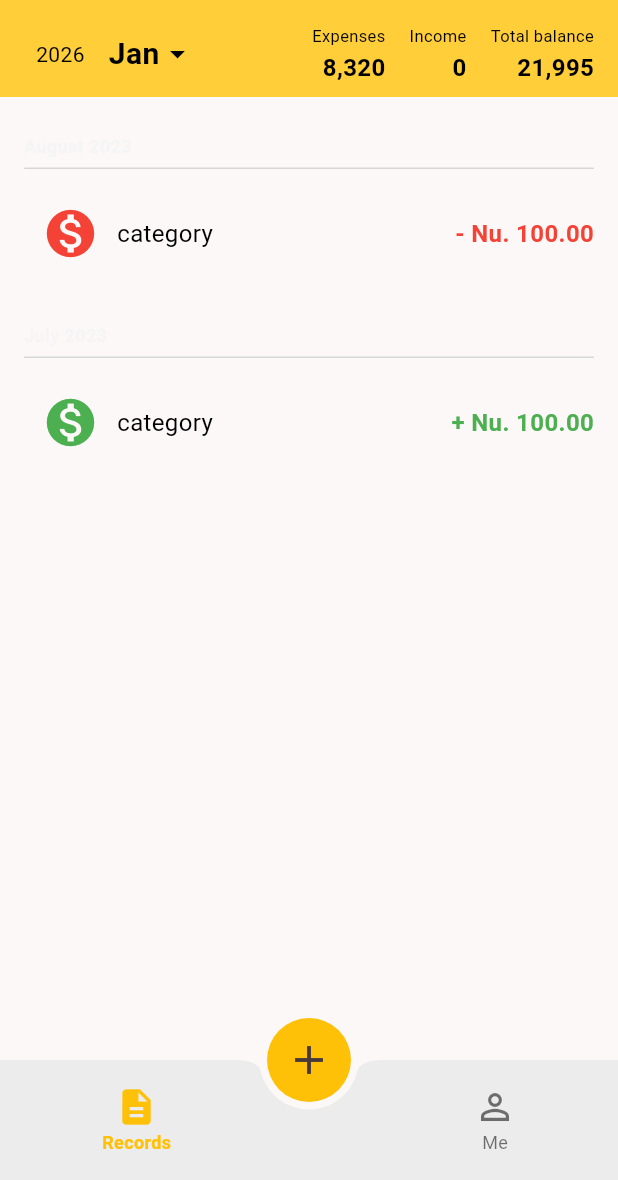
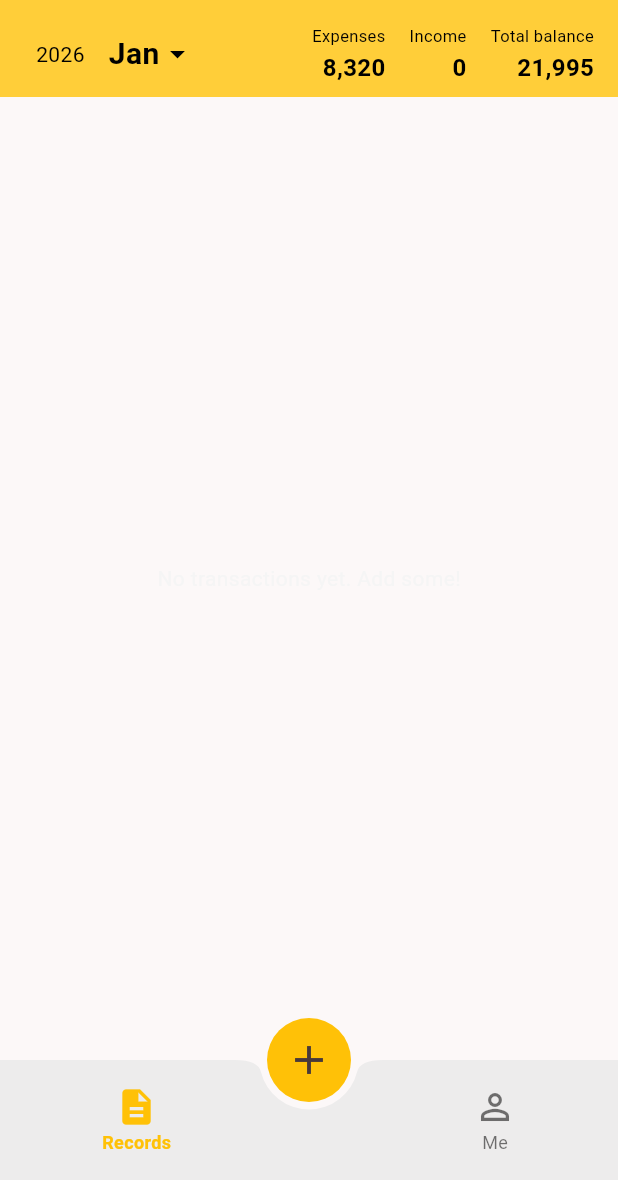
Before and after one commit to N0rphel/money_tracker_v2, a Flutter app: the screen it shows after launch, on a phone screen of 412 x 824 dp, the part 56-1236 px from its top. Run offline on Flutter 3.47's test engine with Material 3 defaults, Android fonts, the phone set to English and light mode, and no system bars; our stand-ins replace sqflite; accounts and stored records are empty.

Commit message:
Add: provider

```diff
--- /dev/null
+++ b/lib/data/transaction_provider.dart
@@ -0,0 +1,51 @@
+import 'package:flutter/material.dart';
+import 'package:money_tracker_v2/data/transaction_repository.dart';
+import 'package:money_tracker_v2/modals/transaction.dart';
+
+class TransactionProvider extends ChangeNotifier {
+  final TransactionRepository _repository;
+
+  List<TransactionModel> _transactions = [];
+  bool _isLoading = false;
+  String? _errorMessage;
+
+  List<TransactionModel> get transactions => _transactions;
+  bool get isLoading => _isLoading;
+  String? get errorMessage => _errorMessage;
+
+  TransactionProvider(this._repository) {
+    debugPrint('✅ TransactionProvider CREATED successfully!');
+    loadTransactions();
+  }
+
+  Future<void> loadTransactions() async {
+    _isLoading = true;
+    _errorMessage = null;
+    notifyListeners();
+
+    try {
+      _transactions = await _repository.getAllTransactions();
+    } catch (e) {
+      _errorMessage = e.toString();
+    }
+
+    _isLoading = false;
+    notifyListeners();
+  }
+
+  Future<void> addTransaction(TransactionModel transaction) async {
+    _isLoading = true;
+    _errorMessage = null;
+    notifyListeners();
+
+    try {
+      await _repository.insertTransaction(transaction);
+      await loadTransactions(); // refresh the list automatically
+    } catch (e) {
+      _errorMessage = e.toString();
+    }
+
+    _isLoading = false;
+    notifyListeners();
+  }
+}
--- /dev/null
+++ b/lib/data/transaction_repository.dart
@@ -0,0 +1,27 @@
+import 'package:money_tracker_v2/modals/transaction.dart';
+import 'package:sqflite/sqflite.dart';
+
+class TransactionRepository {
+  final Database db;
+
+  TransactionRepository(this.db);
+
+  Future<List<TransactionModel>> getAllTransactions() async {
+    final List<Map<String, dynamic>> maps = await db.query(
+      'transactions',
+      orderBy: 'date DESC',
+    );
+
+    return List.generate(maps.length, (i) {
+      return TransactionModel.fromMap(maps[i]);
+    });
+  }
+
+  Future<void> insertTransaction(TransactionModel transaction) async {
+    await db.insert(
+      'transactions',
+      transaction.toMap(),
+      conflictAlgorithm: ConflictAlgorithm.replace,
+    );
+  }
+}
--- a/lib/views/pages/expense.dart
+++ b/lib/views/pages/expense.dart
@@ -23,7 +23,7 @@ class _AddExpenseState extends State<AddExpense> {
         showModalBottomSheet(
           context: context,
           isScrollControlled: true,
-          backgroundColor: Colors.transparent,
+          backgroundColor: Colors.grey[900],
           builder: (context) => NumberInputBottomSheet(
             category: label,
             icon: icon,
--- a/lib/views/pages/income.dart
+++ b/lib/views/pages/income.dart
@@ -23,7 +23,7 @@ class _AddIncomeState extends State<AddIncome> {
         showModalBottomSheet(
           context: context,
           isScrollControlled: true,
-          backgroundColor: Colors.transparent,
+          backgroundColor: Colors.grey[900],
           builder: (context) => NumberInputBottomSheet(
             category: label,
             icon: icon,
--- a/lib/views/pages/records.dart
+++ b/lib/views/pages/records.dart
@@ -1,16 +1,13 @@
 import 'package:flutter/material.dart';
+import 'package:money_tracker_v2/data/transaction_provider.dart';
 import 'package:money_tracker_v2/views/widgets/card_header.dart';
 import 'package:money_tracker_v2/views/widgets/record_appbar.dart';
 import 'package:money_tracker_v2/views/widgets/transaction_card.dart';
+import 'package:provider/provider.dart';
 
-class RecordsPage extends StatefulWidget {
+class RecordsPage extends StatelessWidget {
   const RecordsPage({super.key});
 
-  @override
-  State<RecordsPage> createState() => _RecordsPageState();
-}
-
-class _RecordsPageState extends State<RecordsPage> {
   @override
   Widget build(BuildContext context) {
     return Scaffold(
@@ -18,24 +15,49 @@ class _RecordsPageState extends State<RecordsPage> {
         preferredSize: Size.fromHeight(102),
         child: RecordAppbar(),
       ),
-      body: Column(
-        children: [
-          CardHeader(title: "August 2023"),
-          TransactionCard(
-            icon: Icons.monetization_on,
-            category: "category",
-            type: "expense",
-            amount: 100.0,
-          ),
-          CardHeader(title: "July 2023"),
-          TransactionCard(
-            icon: Icons.monetization_on,
-            category: "category",
-            type: "income",
-            amount: 100.0,
-          ),
-        ],
+      body: Consumer<TransactionProvider>(
+        builder: (context, provider, child) {
+          if (provider.isLoading) {
+            return const Center(child: CircularProgressIndicator());
+          }
+
+          if (provider.errorMessage != null) {
+            return Center(
+              child: Text(
+                'Error: ${provider.errorMessage}',
+                style: const TextStyle(color: Colors.red),
+              ),
+            );
+          }
+
+          if (provider.transactions.isEmpty) {
+            return const Center(child: Text('No transactions yet. Add some!'));
+          }
+
+          return ListView.builder(
+            itemCount: provider.transactions.length,
+            itemBuilder: (context, index) {
+              final tx = provider.transactions[index];
+
+              return TransactionCard(
+                icon: _getIconFromString(tx.icon), // helper function below
+                category: tx.category,
+                type: tx.type,
+                amount: tx.amount,
+              );
+            },
+          );
+        },
       ),
     );
   }
+
+  IconData _getIconFromString(String? iconString) {
+    // Example: if icon is stored as "monetization_on" or codePoint
+    if (iconString == null || iconString.isEmpty) {
+      return Icons.monetization_on;
+    }
+    // More advanced: if you store icon name or code point
+    return Icons.monetization_on; // fallback
+  }
 }
```
Also changed, not shown: lib/data/database.dart (+75 -22 lines), lib/data/providers.dart (deleted, +0 -56 lines), lib/main.dart (+22 -41 lines), lib/modals/transaction.dart (+28 -0 lines), lib/views/widgets/number_input.dart (+36 -10 lines), lib/data/category.dart (deleted).
